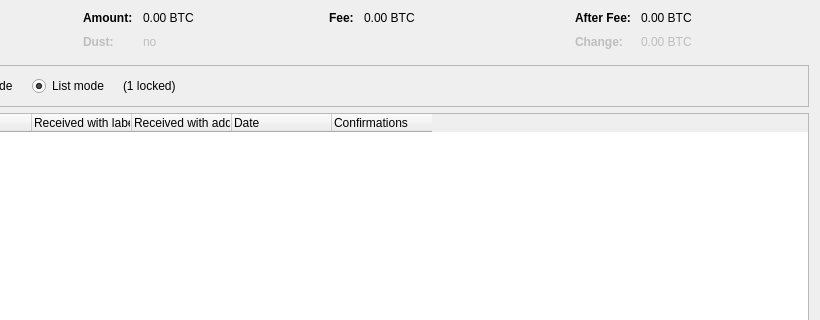
This is src/qt/forms/coincontroldialog.ui in GumFruit/cpuchain as Qt 5 draws it before an edit; both pictures show x 180 to 1000 and y 0 to 320 of the 1000 by 500 pixel window. The edited form follows.
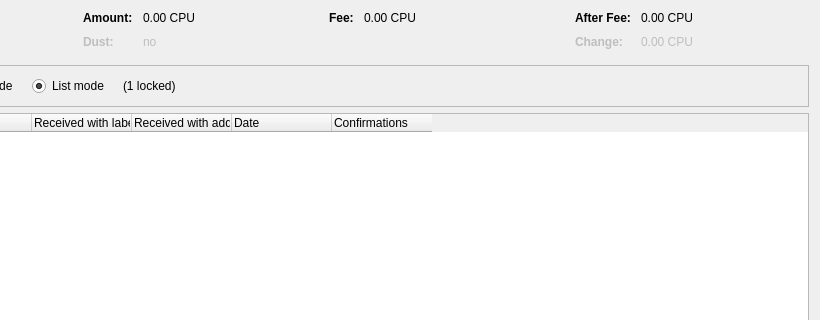
This is the edited form. Custom widgets are drawn as their Qt base class.

```diff
--- a/src/qt/forms/coincontroldialog.ui
+++ b/src/qt/forms/coincontroldialog.ui
@@ -132,7 +132,7 @@
           <enum>Qt::ActionsContextMenu</enum>
          </property>
          <property name="text">
-          <string notr="true">0.00 BTC</string>
+          <string notr="true">0.00 CPU</string>
          </property>
          <property name="textInteractionFlags">
           <set>Qt::LinksAccessibleByMouse|Qt::TextSelectableByKeyboard|Qt::TextSelectableByMouse</set>
@@ -212,7 +212,7 @@
           <enum>Qt::ActionsContextMenu</enum>
          </property>
          <property name="text">
-          <string notr="true">0.00 BTC</string>
+          <string notr="true">0.00 CPU</string>
          </property>
          <property name="textInteractionFlags">
           <set>Qt::LinksAccessibleByMouse|Qt::TextSelectableByKeyboard|Qt::TextSelectableByMouse</set>
@@ -257,7 +257,7 @@
           <enum>Qt::ActionsContextMenu</enum>
          </property>
          <property name="text">
-          <string notr="true">0.00 BTC</string>
+          <string notr="true">0.00 CPU</string>
          </property>
          <property name="textInteractionFlags">
           <set>Qt::LinksAccessibleByMouse|Qt::TextSelectableByKeyboard|Qt::TextSelectableByMouse</set>
@@ -292,7 +292,7 @@
           <enum>Qt::ActionsContextMenu</enum>
          </property>
          <property name="text">
-          <string notr="true">0.00 BTC</string>
+          <string notr="true">0.00 CPU</string>
          </property>
          <property name="textInteractionFlags">
           <set>Qt::LinksAccessibleByMouse|Qt::TextSelectableByKeyboard|Qt::TextSelectableByMouse</set>
```
